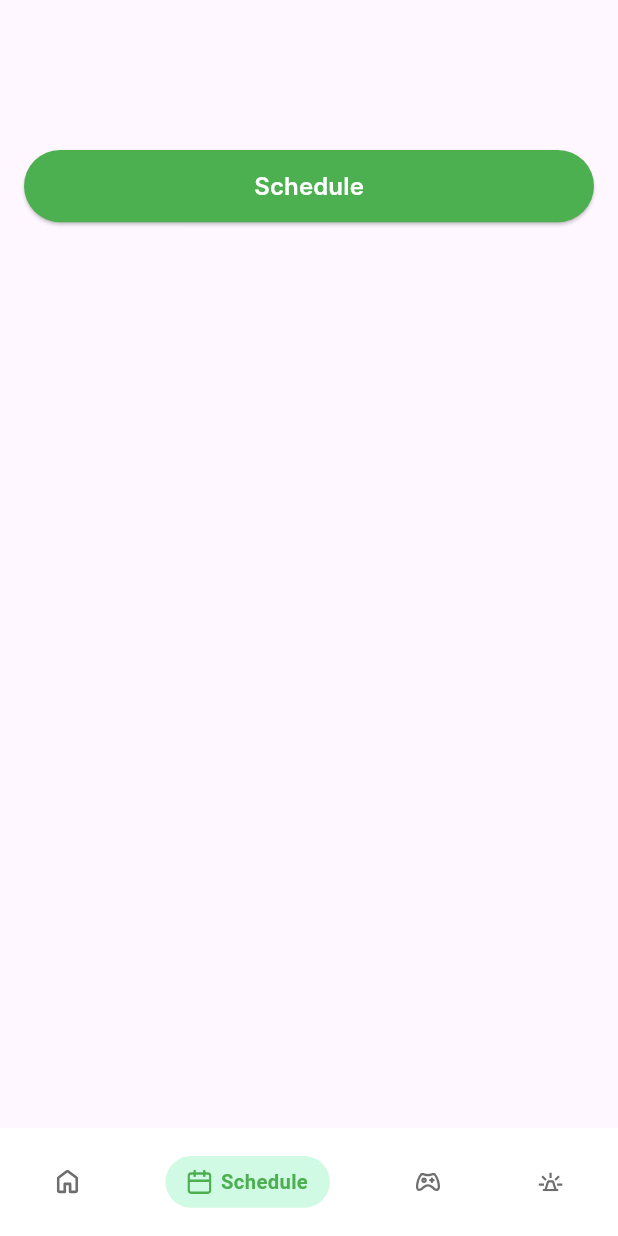
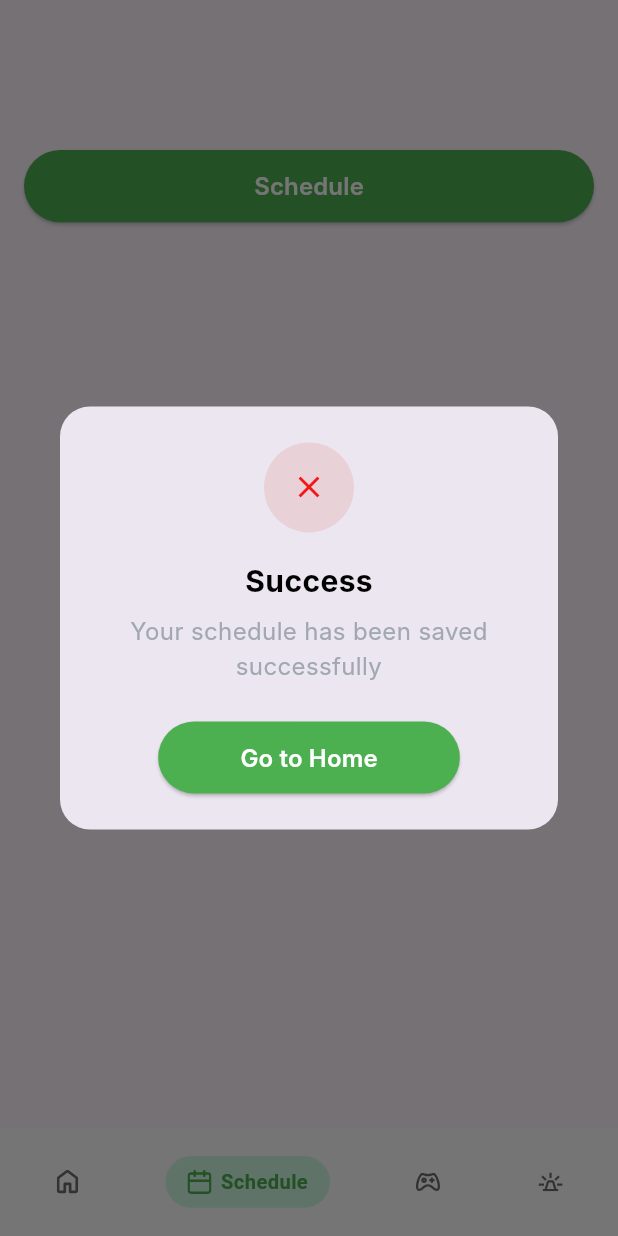
Before and after one commit to itchoh/Nesyan, a Flutter app: the screen it shows after launch, item 2 of the bottom bar chosen, after a tap on "Schedule", on a phone screen of 412 x 824 dp. Run offline on Flutter 3.47's test engine with Material 3 defaults, Android fonts, the phone set to English and light mode, and no system bars; our stand-ins replace flutter_screenutil, flutter_svg; Roboto replaces fonts that are missing (Inter).

Commit message:
showMessage custom

```diff
--- a/lib/core/constant/colors.dart
+++ b/lib/core/constant/colors.dart
@@ -6,6 +6,7 @@ const coolBlack = Color(0xFF101623);
 const traditionalGreen = Color(0xFF4CAF50);
 const black = Color(0xFF000000);
 const grayChateau = Color(0xFFA1A8B0);
+const ghostWhite = Color(0xFFF5F8FF);
 
 const classicMatteGrey = Color(0xFF6E6E6E);
 const hintOfRed = Color(0xFFF9F9F9);
--- /dev/null
+++ b/lib/core/utils/app_dailog.dart
@@ -0,0 +1,59 @@
+import "package:flutter/material.dart";
+import "../widgets/message_box.dart";
+abstract class AppDialog {
+
+  /// Loading
+  static void showLoading(BuildContext context) {
+    showDialog(
+      context: context,
+      barrierDismissible: false,
+      builder: (_) => const AlertDialog(
+        content: Row(
+          children: [
+            CircularProgressIndicator(),
+            SizedBox(width: 15),
+            Text("Loading"),
+          ],
+        ),
+      ),
+    );
+  }
+
+  /// Error
+  static void showError(BuildContext context, String error) {
+    showDialog(
+      context: context,
+      builder: (_) => AlertDialog(
+        title: const Text(
+          "Error",
+          style: TextStyle(color: Colors.red),
+        ),
+        content: Text(error),
+      ),
+    );
+  }
+
+  /// Success / Confirm
+  static void showMessageBox({
+    required BuildContext context,
+    required String title,
+    required String subTitle,
+    required String buttonText,
+    required VoidCallback routeFun,
+    bool isSuccess = true,
+    Widget? icon,
+  }) {
+    showDialog(
+      context: context,
+      barrierDismissible: false,
+      builder: (_) => MessageBoxWidget(
+        title: title,
+        subTitle: subTitle,
+        buttonText: buttonText,
+        routeFun: routeFun,
+        isSuccess: isSuccess,
+        icon: icon,
+      ),
+    );
+  }
+}
--- a/lib/core/widgets/containers.dart
+++ b/lib/core/widgets/containers.dart
@@ -107,8 +107,8 @@ class FamilyBox extends StatelessWidget {
             child: Column(
               crossAxisAlignment: CrossAxisAlignment.start,
               children: [
-                Text(title, style: AppFontStyle.interRegular18()),
-                Text(subtitle, style: AppFontStyle.interRegular15()),
+                Text(title, style: AppFontStyle.interRegular18(c:black)),
+                Text(subtitle, style: AppFontStyle.interRegular15(c: black50)),
                 Row(
                   children: [
                     Text(number, style: AppFontStyle.interRegular10()),
--- /dev/null
+++ b/lib/core/widgets/message_box.dart
@@ -0,0 +1,96 @@
+import 'package:flutter/material.dart';
+import 'package:flutter_screenutil/flutter_screenutil.dart';
+import 'package:nesyan/core/constant/text_style.dart';
+import 'package:nesyan/core/widgets/main_button.dart';
+import '../constant/colors.dart';
+class MessageBoxWidget extends StatelessWidget {
+  const MessageBoxWidget({
+    super.key,
+    required this.title,
+    required this.subTitle,
+    required this.buttonText,
+    required this.routeFun,
+    required this.isSuccess,
+    this.icon,
+  });
+
+  final String title;
+  final String subTitle;
+  final String buttonText;
+  final VoidCallback routeFun;
+  final bool isSuccess;
+  final Widget? icon;
+
+  @override
+  Widget build(BuildContext context) {
+    return Dialog(
+      shape: RoundedRectangleBorder(
+        borderRadius: BorderRadius.circular(20),
+      ),
+      child: Padding(
+        padding: const EdgeInsets.all(24),
+        child: Column(
+          mainAxisSize: MainAxisSize.min,
+          children: [
+            /// ICON
+            Container(
+              padding: const EdgeInsets.all(18),
+              decoration: BoxDecoration(
+                shape: BoxShape.circle,
+                color: isSuccess ? ghostWhite : pinkDiamond35,
+              ),
+              child: icon ??
+                  Icon(
+                    isSuccess ? Icons.check : Icons.close,
+                    color: isSuccess ? traditionalGreen :shockingRed ,
+                  ),
+            ),
+
+            const SizedBox(height: 20),
+
+            /// TITLE
+            Text(
+              title,
+              style: AppFontStyle.interBold20_H125(),
+            ),
+
+            const SizedBox(height: 10),
+
+            /// SUBTITLE
+            Text(
+              subTitle,
+              textAlign: TextAlign.center,
+              style: AppFontStyle.interRegular16(),
+            ),
+
+            const SizedBox(height: 25),
+
+            /// BUTTON (MainButton)
+            MainButton(
+              width:183.w ,
+              funName: buttonText,
+              textstyle: AppFontStyle.interSemiBold16_H150(),
+              onPressed: () {
+                Navigator.pop(context);
+                routeFun;
+
+              },
+            ),
+            if(isSuccess)...[
+            SizedBox(height: 16,),
+            MainButton(
+              bordercolor: cuteGrey80,
+              fillcolor: white,
+              width:183.w ,
+              funName: "Cancel",
+              textstyle: AppFontStyle.interSemiBold16_H150(c: black),
+              onPressed: () {
+                Navigator.pop(context);
+              },
+            ),]
+          ],
+        ),
+      ),
+    );
+  }
+}
--- a/lib/home_feature/home_screen.dart
+++ b/lib/home_feature/home_screen.dart
@@ -15,7 +15,7 @@ class HomeScreen extends StatelessWidget {
           padding: const EdgeInsets.symmetric(horizontal: 16,vertical: 100),
           child: Column(
             children: [
-              FamilyBox(title: "Mohamed",subtitle: "Son",number: "0000000000",),
+              FamilyBox(title: "Son",subtitle: "Son",number: "0000000000",),
               SizedBox(height: 20,),
               ContactInfo(text: 'Contact Info'),
               SizedBox(height: 20,),
--- a/lib/schedule_feature/schedule_screen.dart
+++ b/lib/schedule_feature/schedule_screen.dart
@@ -2,16 +2,31 @@ import 'package:flutter/material.dart';
 import 'package:nesyan/core/constant/colors.dart';
 
 import '../core/constant/text_style.dart';
+import '../core/utils/app_dailog.dart';
 import '../core/widgets/main_button.dart';
 class ScheduleScreen extends StatelessWidget {
   const ScheduleScreen({super.key});
-  static String routeName="ScheduleScreen";
+  static String routeName = "ScheduleScreen";
 
   @override
   Widget build(BuildContext context) {
     return Padding(
-      padding: const EdgeInsets.symmetric(horizontal: 16,vertical: 100),
-      child: MainButton(funName: "Schedule", onPressed: () {},textstyle: AppFontStyle.interSemiBold16_H150(c: white),),
+      padding: const EdgeInsets.symmetric(horizontal: 16, vertical: 100),
+      child: MainButton(
+        funName: "Schedule",
+        textstyle: AppFontStyle.interSemiBold16_H150(c: white),
+        onPressed: () {
+          AppDialog.showMessageBox(
+            context: context,
+            title: "Success",
+            subTitle: "Your schedule has been saved successfully",
+            buttonText: "Go to Home",
+            routeFun: (){},
+            isSuccess: false
+
+          );
+        },
+      ),
     );
   }
 }
```
Also changed, not shown: lib/core/constant/text_style.dart (+18 -18 lines), pubspec.yaml (+3 -28 lines), assets/fonts/custom/Inter_18pt-Black.ttf (deleted), assets/fonts/custom/Inter_18pt-ExtraLight.ttf (deleted), assets/fonts/custom/Inter_18pt-Light.ttf (deleted), assets/fonts/custom/Inter_24pt-Black.ttf (deleted), assets/fonts/custom/Inter_24pt-ExtraLight.ttf (deleted), assets/fonts/custom/Inter_24pt-Light.ttf (deleted), assets/fonts/custom/Inter_28pt-Black.ttf (deleted), assets/fonts/custom/Inter_28pt-ExtraBold.ttf (deleted), assets/fonts/custom/Inter_28pt-Medium.ttf (deleted), assets/fonts/custom/Inter_28pt-SemiBold.ttf (deleted).
